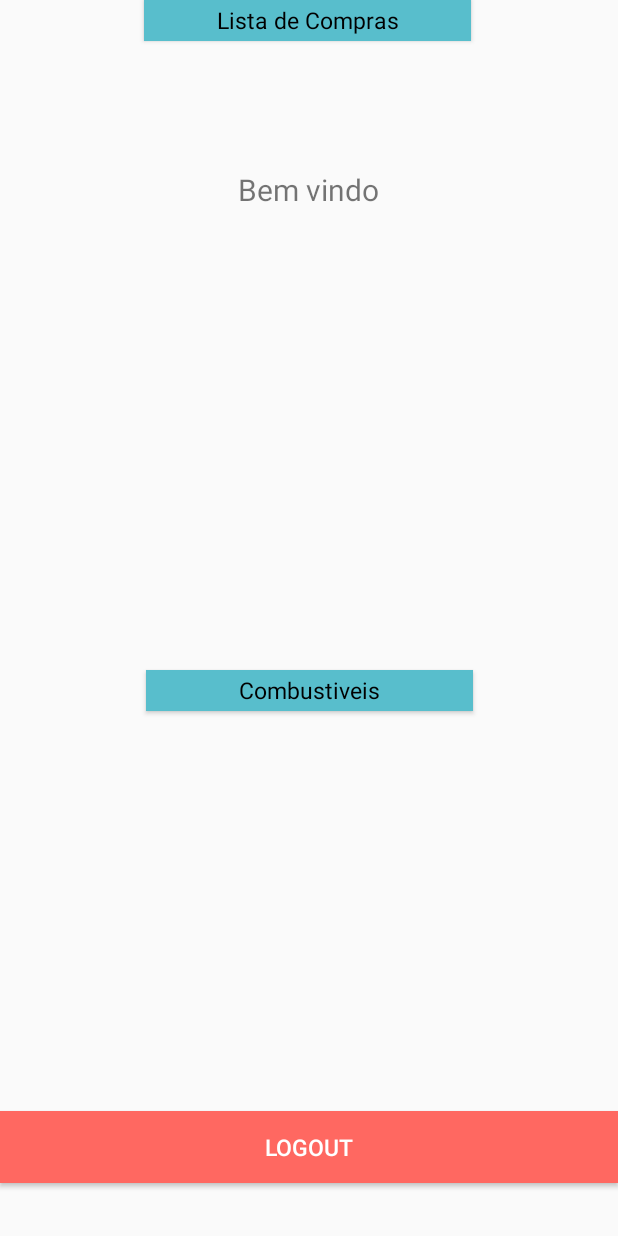
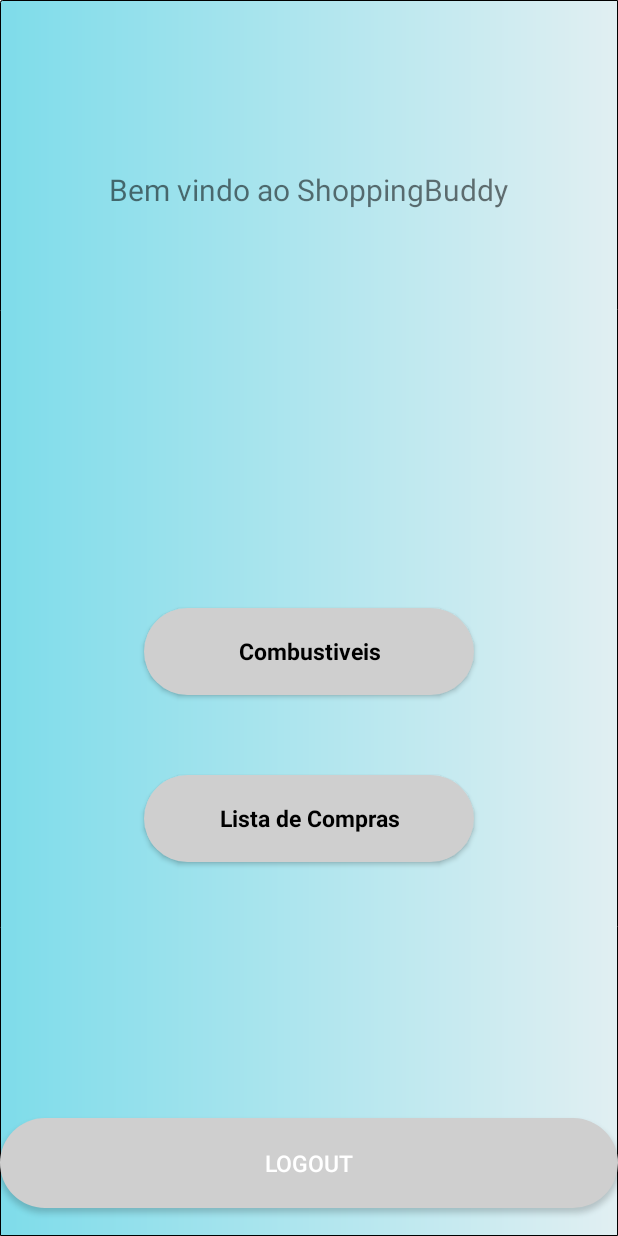
Before and after one commit to JRafa96/ShoppingBuddy, an Android app: the MainActivity screen opened directly, with no data from a screen before it, on a phone screen of 412 x 824 dp. Run offline under Robolectric (Android 15) with nearby library versions, the phone set to English and light mode, and no system bars; network calls fail; 1 statement that could not run was skipped.

Commit message:
layouts + nomes postos

```diff
--- /dev/null
+++ b/app/src/main/res/drawable/backgroud_grad.xml
@@ -0,0 +1,19 @@
+<?xml version="1.0" encoding="utf-8"?>
+
+
+    <shape xmlns:android="http://schemas.android.com/apk/res/android">
+        <gradient
+            android:type="linear"
+            android:angle="0"
+            android:startColor="#7edcea"
+            android:endColor="#e1eff2" />
+
+    <corners
+        android:radius="1dp"
+        android:topRightRadius="0dp"
+        android:bottomRightRadius="0dp"
+        android:bottomLeftRadius="0dp" />
+    <stroke
+        android:width="0.5dp"
+        android:color="@android:color/black" />
+    </shape>
--- /dev/null
+++ b/app/src/main/res/drawable/btn_shape.xml
@@ -0,0 +1,24 @@
+<?xml version="1.0" encoding="utf-8"?>
+<shape xmlns:android="http://schemas.android.com/apk/res/android"
+    android:shape="rectangle" >
+
+    <corners
+        android:bottomLeftRadius="30dp"
+        android:bottomRightRadius="30dp"
+        android:radius="10000dp"
+        android:topLeftRadius="30dp"
+        android:topRightRadius="30dp" />
+
+    <solid android:color="#CFCFCF" />
+
+    <padding
+        android:bottom="0dp"
+        android:left="0dp"
+        android:right="0dp"
+        android:top="0dp" />
+
+    <size
+        android:height="60dp"
+        android:width="270dp" />
+
+</shape>
--- a/app/src/main/res/layout/activity_login.xml
+++ b/app/src/main/res/layout/activity_login.xml
@@ -41,7 +41,6 @@
             android:textColor="@color/input_login"
             android:textColorHint="@color/input_login_hint" />
 
-        <!-- Login Button -->
 
         <Button
             android:id="@+id/btnLogin"
@@ -52,7 +51,6 @@
             android:text="@string/btn_login"
             android:textColor="@color/btn_login" />
 
-        <!-- Link to Login Screen -->
 
         <Button
             android:id="@+id/btnLinkToRegisterScreen"
--- a/app/src/main/res/layout/activity_main.xml
+++ b/app/src/main/res/layout/activity_main.xml
@@ -4,51 +4,63 @@
     xmlns:tools="http://schemas.android.com/tools"
     android:layout_width="match_parent"
     android:layout_height="match_parent"
-    tools:context=".MainActivity">
+    tools:context=".MainActivity"
+    android:background="@drawable/backgroud_grad"
+    >
+
 
     <Button
         android:id="@+id/btnLogout"
         android:layout_width="fill_parent"
         android:layout_height="wrap_content"
         android:layout_marginTop="32dp"
-        android:background="@color/btn_logut_bg"
+        android:background="@drawable/btn_shape"
         android:text="@string/btn_logout"
         android:textAllCaps="false"
         android:textColor="@color/white"
         android:textSize="15dp"
         app:layout_constraintBottom_toBottomOf="parent"
         app:layout_constraintEnd_toEndOf="parent"
+        app:layout_constraintHorizontal_bias="1.0"
         app:layout_constraintStart_toStartOf="parent"
-        app:layout_constraintTop_toBottomOf="@+id/btnCombustiveis" />
+        app:layout_constraintTop_toBottomOf="@+id/btnCombustiveis"
+        app:layout_constraintVertical_bias="0.931" />
+
+    <Button
+        android:id="@+id/btnCombustiveis"
+        style="@android:style/Widget.Holo.Light.Button"
+        android:layout_width="220dp"
+        android:layout_height="58dp"
+        android:layout_marginStart="16dp"
+        android:layout_marginTop="173dp"
+        android:layout_marginEnd="16dp"
+        android:layout_marginBottom="16dp"
+        android:background="@drawable/btn_shape"
+        android:text="Combustiveis"
+        android:textSize="15dp"
+        android:textStyle="bold"
+        app:layout_constraintBottom_toTopOf="@+id/btnListaCompras"
+        app:layout_constraintEnd_toEndOf="parent"
+        app:layout_constraintStart_toStartOf="parent"
+        app:layout_constraintTop_toBottomOf="@+id/linearLayout" />
 
     <Button
         android:id="@+id/btnListaCompras"
         style="@android:style/Widget.Holo.Light.Button"
-        android:layout_width="218dp"
-        android:layout_height="27dp"
-        android:layout_marginStart="96dp"
-        android:background="@color/btn_comb"
+        android:layout_width="220dp"
+        android:layout_height="58dp"
+        android:layout_marginStart="16dp"
+        android:layout_marginTop="16dp"
+        android:layout_marginEnd="16dp"
+        android:layout_marginBottom="150dp"
+        android:background="@drawable/btn_shape"
         android:text="Lista de Compras"
         android:textSize="15dp"
-        app:layout_constraintStart_toStartOf="parent"
-        tools:layout_editor_absoluteY="319dp" />
-
-    <Button
-        android:id="@+id/btnCombustiveis"
-        style="@android:style/Widget.Holo.Light.Button"
-        android:layout_width="218dp"
-        android:layout_height="27dp"
-        android:layout_marginStart="162dp"
-        android:layout_marginTop="200dp"
-        android:layout_marginEnd="162dp"
-        android:layout_marginBottom="200dp"
-        android:background="@color/btn_comb"
-        android:text="Combustiveis"
-        android:textSize="15dp"
+        android:textStyle="bold"
         app:layout_constraintBottom_toTopOf="@+id/btnLogout"
         app:layout_constraintEnd_toEndOf="parent"
         app:layout_constraintStart_toStartOf="parent"
-        app:layout_constraintTop_toBottomOf="@+id/linearLayout" />
+        app:layout_constraintTop_toBottomOf="@+id/btnCombustiveis" />
 
     <LinearLayout
         android:id="@+id/linearLayout"
--- a/app/src/main/res/layout/activity_register.xml
+++ b/app/src/main/res/layout/activity_register.xml
@@ -54,7 +54,7 @@
             android:textColor="@color/input_register"
             android:textColorHint="@color/input_register_hint" />
 
-        <!-- Login Button -->
+
 
         <Button
             android:id="@+id/btnRegister"
@@ -65,7 +65,7 @@
             android:text="@string/btn_register"
             android:textColor="@color/white" />
 
-        <!-- Link to Login Screen -->
+
 
         <Button
             android:id="@+id/btnLinkToLoginScreen"
--- a/app/src/main/res/layout/combustiveis_item.xml
+++ b/app/src/main/res/layout/combustiveis_item.xml
@@ -7,7 +7,7 @@
     <LinearLayout
         android:layout_width="match_parent"
         android:layout_height="wrap_content"
-        android:background="#e6ed17"
+        android:background="@drawable/backgroud_grad"
         android:orientation="horizontal">
 
         <TextView
--- a/app/src/main/res/values/strings.xml
+++ b/app/src/main/res/values/strings.xml
@@ -7,7 +7,7 @@
     <string name="btn_register">REGISTER</string>
     <string name="btn_link_to_register">Ainda nem tem conta? Registe-se aqui.</string>
     <string name="btn_link_to_login">Já está registado? Faça Login!.</string>
-    <string name="welcome">Bem vindo</string>
+    <string name="welcome">Bem vindo ao ShoppingBuddy</string>
     <string name="btn_logout">LOGOUT</string>
     <string name="name">Nome</string>
 </resources>
```
Also changed, not shown: app/src/main/java/com/project/shoppingbuddy/combustiveisActivity.java (+31 -2 lines), app/src/main/res/layout/activity_combustiveis.xml (+28 -9 lines).
